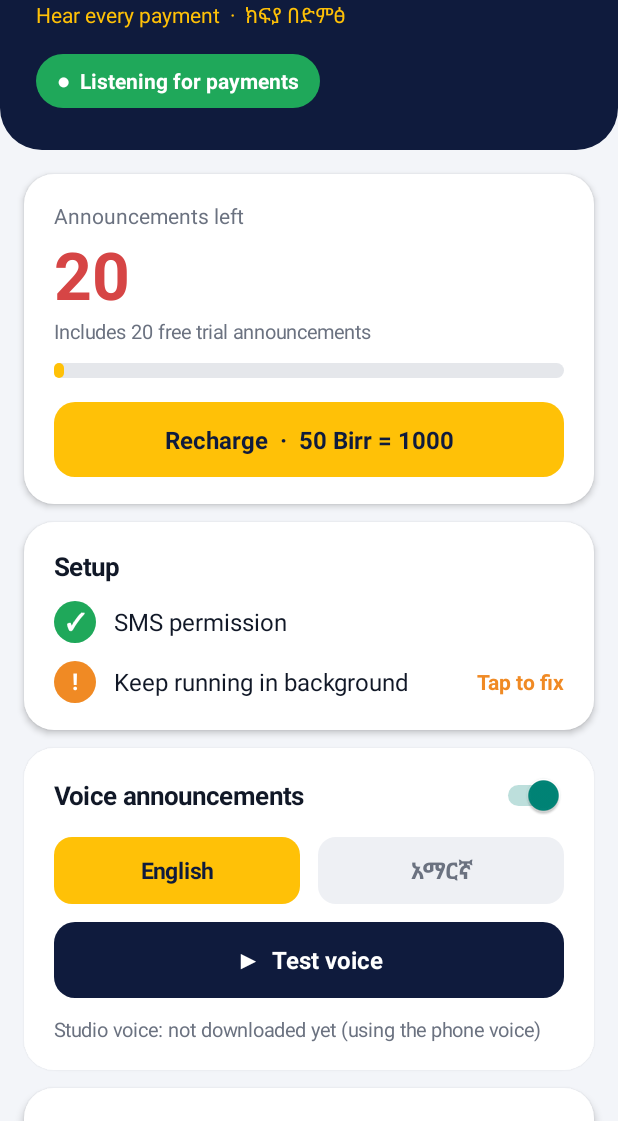
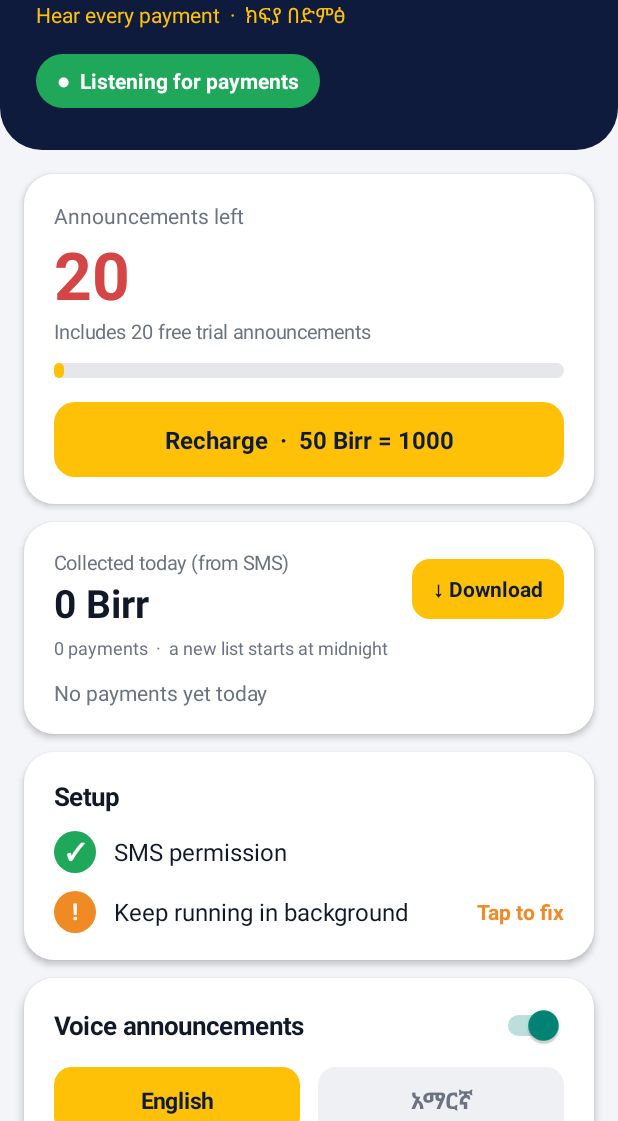
Before and after one commit to tamirataberaa-arch/taxi-pay, an Android app: the screen it shows after launch (MainActivity), on a phone screen of 412 x 824 dp, the part 115-1236 px from its top. Run offline under Robolectric (Android 15) with nearby library versions, the phone set to English and light mode, and no system bars.

Commit message:
Daily payments list: app/src/main/java/com/taxipay/app/MainActivity.kt

```diff
--- a/app/src/main/java/com/taxipay/app/MainActivity.kt
+++ b/app/src/main/java/com/taxipay/app/MainActivity.kt
@@ -99,6 +99,7 @@ class MainActivity : Activity() {
         bal.addView(bar, lp(top = 12))
         bal.addView(pill("Recharge  ·  50 Birr = 1000", YELLOW, NAVY) { showRecharge() }, lp(top = 16))
         add(bal, 16)
+        add(buildToday())
 
         val blocked = Prefs.sp(this).getString("blocked", "") ?: ""
         if (blocked.isNotEmpty()) {
@@ -173,6 +174,39 @@ class MainActivity : Activity() {
         add(tv("Everything is read on this phone only. An SMS shows a payment was sent to you; confirm large payments in your Telebirr or bank app.", 12f, GRAY).apply { gravity = Gravity.CENTER }, 16)
     }
 
+    private fun buildToday(): LinearLayout {
+        val list = Ledger.today(this)
+        val c = card()
+        val top = LinearLayout(this).apply { orientation = LinearLayout.HORIZONTAL; gravity = Gravity.CENTER_VERTICAL }
+        val lc = LinearLayout(this).apply { orientation = LinearLayout.VERTICAL }
+        lc.addView(tv("Collected today (from SMS)", 13f, GRAY))
+        lc.addView(tv(Ledger.money(Ledger.total(list)) + " Birr", 26f, INK, true))
+        top.addView(lc, LinearLayout.LayoutParams(0, WRAP, 1f))
+        top.addView(tv("↓ Download", 14f, NAVY, true).apply {
+            background = shape(YELLOW, 12); setPadding(dp(14), dp(10), dp(14), dp(10)); setOnClickListener { Ledger.download(this@MainActivity) }
+        })
+        c.addView(top)
+        c.addView(tv("${list.size} payments  ·  a new list starts at midnight", 12f, GRAY), lp(top = 4))
+        if (Prefs.left(this) <= 0) c.addView(tv("Recharge to keep recording payments", 12f, RED, true), lp(top = 4))
+        if (list.isEmpty()) {
+            c.addView(tv("No payments yet today", 14f, GRAY), lp(top = 12))
+        } else {
+            val inner = LinearLayout(this).apply { orientation = LinearLayout.VERTICAL }
+            for (e in list) {
+                val r = LinearLayout(this).apply { orientation = LinearLayout.HORIZONTAL; gravity = Gravity.CENTER_VERTICAL; setPadding(0, dp(8), 0, dp(8)) }
+                val l = LinearLayout(this).apply { orientation = LinearLayout.VERTICAL }
+                l.addView(tv(e.name.ifEmpty { e.method + " payment" }, 15f, INK, true))
+                l.addView(tv(listOf(e.phone, Ledger.time(e.t)).filter { it.isNotEmpty() }.joinToString("  ·  "), 12f, GRAY))
+                r.addView(l, LinearLayout.LayoutParams(0, WRAP, 1f))
+                r.addView(tv("+" + Ledger.money(e.amount), 16f, GREEN, true))
+                inner.addView(r)
+            }
+            val sv = ScrollView(this).apply { addView(inner); setOnTouchListener { v, _ -> v.parent.requestDisallowInterceptTouchEvent(true); false } }
+            c.addView(sv, LinearLayout.LayoutParams(MATCH, if (list.size > 4) dp(200) else WRAP).apply { setMargins(0, dp(10), 0, 0) })
+        }
+        return c
+    }
+
     private fun showRecharge() {
         val box = LinearLayout(this).apply { orientation = LinearLayout.VERTICAL; setPadding(dp(24), dp(24), dp(24), dp(24)) }
         box.addView(tv("Recharge Taxi Pay", 22f, INK, true))
```
